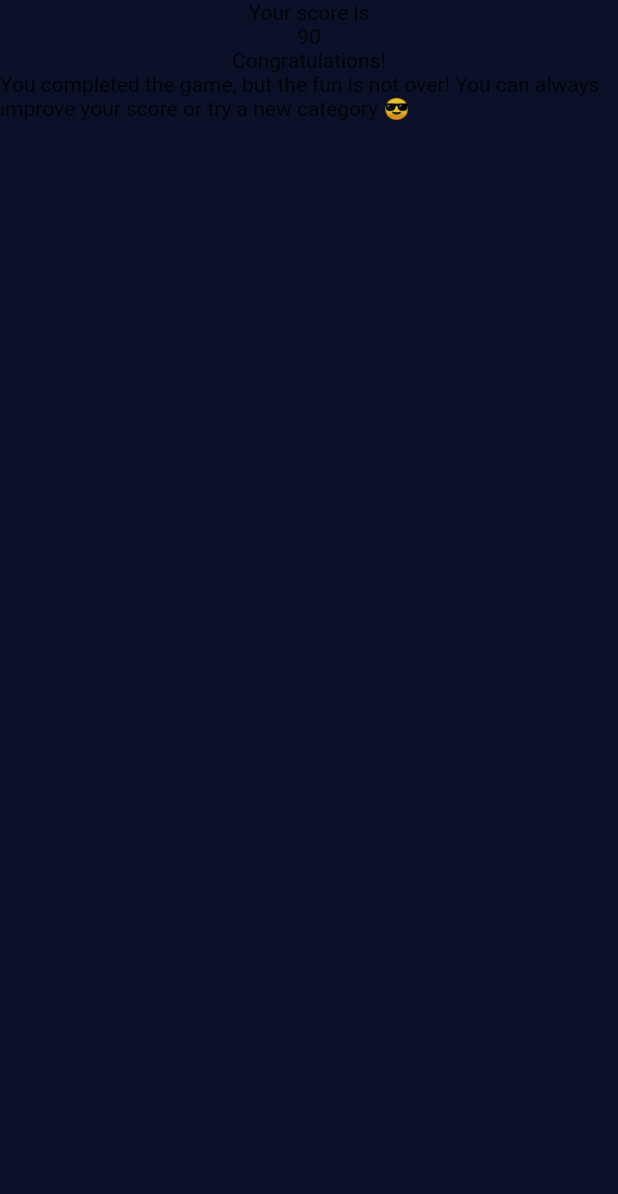
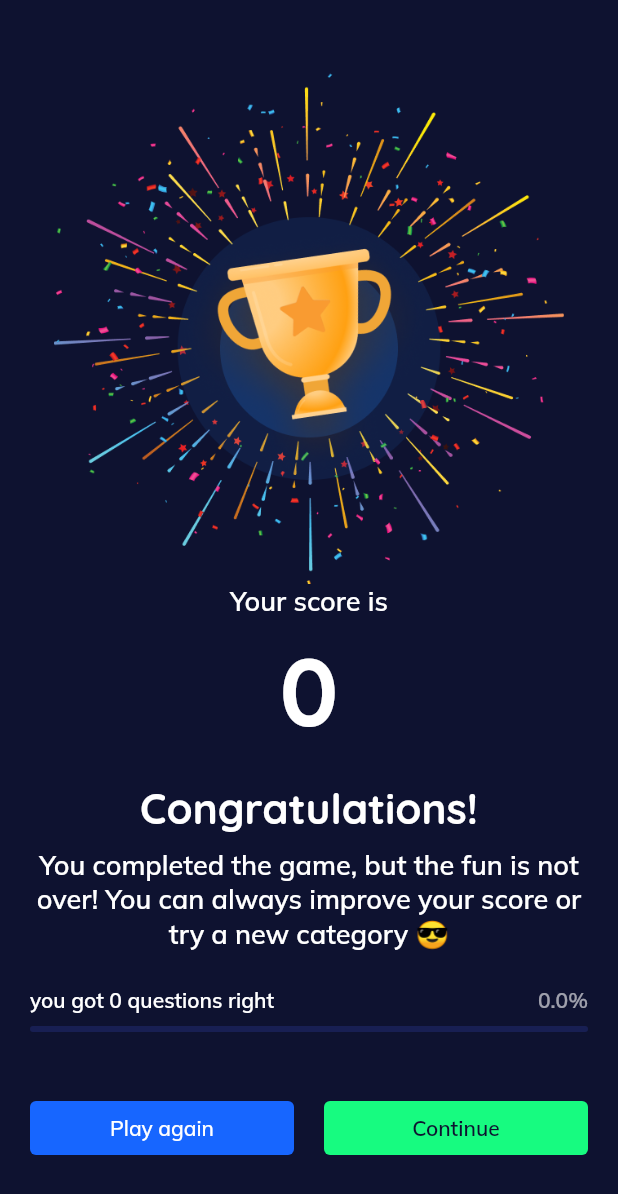
Before and after one commit to andresnascimento/code-quiz, a Flutter app: the ScoreScreen screen opened by its route, on a phone screen of 412 x 824 dp. Shown: the top 1194 px of the screen. Run offline on Flutter 3.47's test engine with Material 2 defaults, Android fonts, the phone set to English and light mode, and no system bars; our stand-ins replace google_fonts.

Commit message:
score screen layout and logic

```diff
--- a/lib/main.dart
+++ b/lib/main.dart
@@ -1,4 +1,5 @@
 import 'package:flutter/material.dart';
+import 'package:google_fonts/google_fonts.dart';
 import 'package:provider/provider.dart';
 
 import './providers/question_provider.dart';
@@ -21,7 +22,11 @@ class MyApp extends StatelessWidget {
       ],
       child: MaterialApp(
         title: 'Flutter Demo',
-        // home: HomePage(),
+        theme: ThemeData(
+          textTheme: GoogleFonts.mulishTextTheme(
+            Theme.of(context).textTheme,
+          ),
+        ),
         initialRoute: HomePage.id,
         routes: {
           HomePage.id: (context) => HomePage(),
--- a/lib/models/app_constants.dart
+++ b/lib/models/app_constants.dart
@@ -1,6 +1,6 @@
 import 'package:flutter/material.dart';
 
-const kColorBlack = Color.fromRGBO(10, 17, 40, 1);
+const kColorBlack = Color.fromRGBO(14, 18, 48, 1);
 const kColorGray500 = Color.fromRGBO(24, 31, 83, 1);
 const kColorPrimary = Color.fromRGBO(23, 102, 255, 1);
 const kColorPrimaryDark = Color.fromRGBO(15, 89, 231, 1);
@@ -17,7 +17,7 @@ const kColorOrangeDarker = Color.fromRGBO(159, 48, 5, 1);
 
 const kColorGold = Color.fromRGBO(250, 163, 48, 1);
 
-const kColorSuccess = Color.fromRGBO(3, 165, 78, 1);
+const kColorSuccess = Color.fromRGBO(23, 251, 128, 1);
 const kColorDanger = Color.fromRGBO(251, 23, 23, 1);
 
 // TYPOGRAPHY
--- a/lib/providers/question_provider.dart
+++ b/lib/providers/question_provider.dart
@@ -9,6 +9,11 @@ class Questions with ChangeNotifier {
   List<Question>? _questions;
   List<Question>? get questions {
     if (_questions != null) return [..._questions!];
+  }
+
+  var _numbOfQuestions = 2;
+  int get numbOfQuestions {
+    return _numbOfQuestions;
   }
 
   var isDone = false;
@@ -41,7 +46,7 @@ class Questions with ChangeNotifier {
   Future<void> fetchQuestions() async {
     String apiKey = 'rRugdBWczdMjHKjQR0Z8DnqpjmXyn3Q8Vh6H47ja';
     final url = Uri.parse(
-        'https://quizapi.io/api/v1/questions?apiKey=$apiKey&limit=2&tags=$_categorySelected');
+        'https://quizapi.io/api/v1/questions?apiKey=$apiKey&limit=$_numbOfQuestions&tags=$_categorySelected');
 
     try {
       final response = await http.get(url);
@@ -108,4 +113,11 @@ class Questions with ChangeNotifier {
     _categorySelected = category;
     notifyListeners();
   }
+
+  void resetQuiz() {
+    _scoreKeeper = [];
+    _score = 0;
+    _currentQuestionIndex = 0;
+    notifyListeners();
+  }
 }
--- a/lib/screens/score_screen.dart
+++ b/lib/screens/score_screen.dart
@@ -1,21 +1,123 @@
-import 'package:coding_quiz/models/app_constants.dart';
+import 'package:coding_quiz/screens/quiz_screen.dart';
 import 'package:flutter/material.dart';
+import 'package:google_fonts/google_fonts.dart';
+import 'package:provider/provider.dart';
+
+import '/models/app_constants.dart';
+import '/providers/question_provider.dart';
+
+//TODO add logic to send data to firebase
 
 class ScoreScreen extends StatelessWidget {
   static String id = 'score_screen';
 
   @override
   Widget build(BuildContext context) {
+    final questionsData = Provider.of<Questions>(context);
+    final score = questionsData.score;
+    final numbOfQuestions = questionsData.numbOfQuestions;
+    final rightAnswers =
+        questionsData.scoreKeeper.where((element) => element == true).length;
+    double scorePercentage = (rightAnswers / numbOfQuestions);
     return Scaffold(
       backgroundColor: kColorBlack,
       body: Container(
+        padding: EdgeInsets.symmetric(horizontal: 20.0, vertical: 48.0),
         child: Column(
           children: <Widget>[
-            Text('Your score is'),
-            Text('90'),
-            Text('Congratulations!'),
+            Expanded(child: Image.asset('assets/images/score-trophy.png')),
             Text(
-                'You completed the game, but the fun is not over! You can always improve your score or try a new category 😎 '),
+              'Your score is',
+              style: kTextBody,
+            ),
+            Text(
+              '$score',
+              style: GoogleFonts.quicksand(textStyle: kHeaderLg)
+                  .copyWith(fontSize: 64.0),
+            ),
+            SizedBox(height: 16.0),
+            Text(
+              'Congratulations!',
+              style: GoogleFonts.quicksand(textStyle: kHeaderMd)
+                  .copyWith(color: Colors.white),
+            ),
+            SizedBox(height: 8.0),
+            Text(
+              'You completed the game, but the fun is not over! You can always improve your score or try a new category 😎 ',
+              style: kTextBody,
+              textAlign: TextAlign.center,
+            ),
+            SizedBox(height: 24.0),
+            Row(
+              mainAxisAlignment: MainAxisAlignment.spaceBetween,
+              children: <Widget>[
+                Text(
+                  'you got $rightAnswers questions right',
+                  style: kTextBodySm,
+                ),
+                Text(
+                  '${(scorePercentage * 100).toStringAsFixed(1)}%',
+                  style: kTextBodySm.copyWith(color: Colors.white60),
+                ),
+              ],
+            ),
+            SizedBox(height: 8.0),
+            Stack(
+              children: <Widget>[
+                Container(
+                  height: 4.0,
+                  width: MediaQuery.of(context).size.width,
+                  decoration: BoxDecoration(
+                    color: kColorGray500,
+                    borderRadius: BorderRadius.circular(40.0),
+                  ),
+                ),
+                Container(
+                  height: 4.0,
+                  width: MediaQuery.of(context).size.width * scorePercentage,
+                  decoration: BoxDecoration(
+                    color: kColorSuccess,
+                    borderRadius: BorderRadius.circular(40.0),
+                  ),
+                )
+              ],
+            ),
+            SizedBox(height: 40.0),
+            Row(
+              mainAxisAlignment: MainAxisAlignment.spaceEvenly,
+              mainAxisSize: MainAxisSize.max,
+              crossAxisAlignment: CrossAxisAlignment.center,
+              children: <Widget>[
+                Expanded(
+                  child: ElevatedButton(
+                    onPressed: () {
+                      questionsData.resetQuiz();
+                      questionsData.fetchQuestions();
+                      Navigator.of(context).pushNamed(QuizScreen.id);
+                    },
+                    child: Text(
+                      'Play again',
+                    ),
+                    style: ElevatedButton.styleFrom(
+                      elevation: 0,
+                      primary: kColorPrimary,
+                    ),
+                  ),
+                ),
+                SizedBox(width: 20.0),
+                Expanded(
+                  child: ElevatedButton(
+                    onPressed: () {},
+                    child: Text('Continue',
+                        style: kTextBodySm.copyWith(color: kColorBlack)),
+                    style: ElevatedButton.styleFrom(
+                      elevation: 0,
+                      primary: kColorSuccess,
+                    ),
+                  ),
+                )
+              ],
+            )
           ],
         ),
       ),
```
Also changed, not shown: assets/images/score-trophy.png (added).
